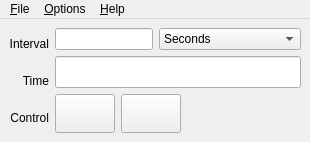
Above: src/time/kmtimelive.ui from performancecopilot/pcp before the change. Below: the same form after it.
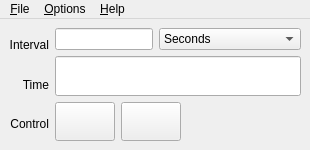
That is the form after the change. Icons and pictures are not drawn.

Commit message: Fix sizing of some widgets so they look sensible on xt11 qt 4.3.4.

```diff
--- a/src/time/kmtimelive.ui
+++ b/src/time/kmtimelive.ui
@@ -6,7 +6,7 @@
     <x>0</x>
     <y>0</y>
     <width>310</width>
-    <height>142</height>
+    <height>150</height>
    </rect>
   </property>
   <property name="sizePolicy" >
@@ -20,13 +20,13 @@
   <property name="minimumSize" >
    <size>
     <width>310</width>
-    <height>142</height>
+    <height>150</height>
    </size>
   </property>
   <property name="maximumSize" >
    <size>
     <width>310</width>
-    <height>142</height>
+    <height>150</height>
    </size>
   </property>
   <property name="windowTitle" >
```
The commit also changes 2 other files.
